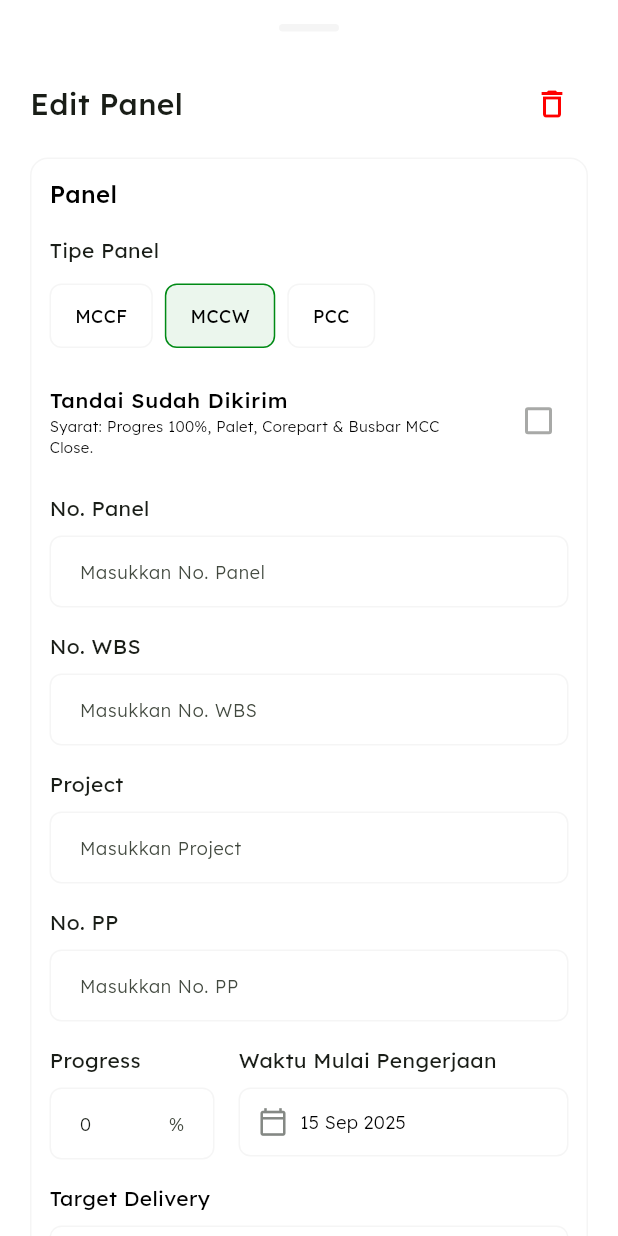
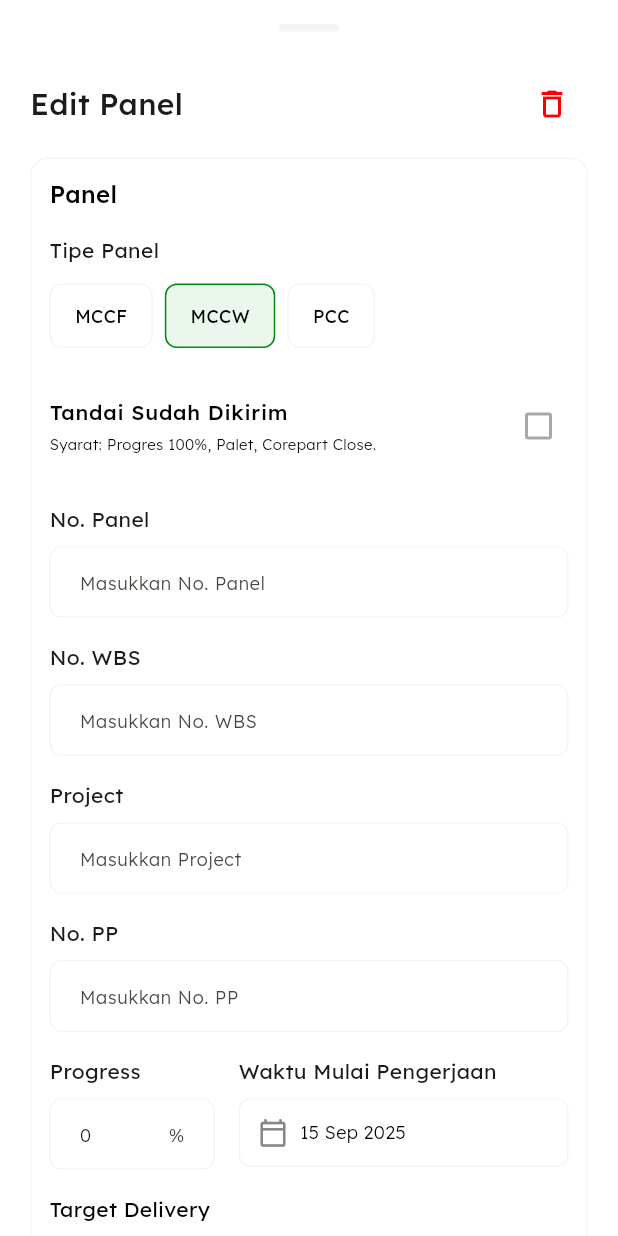
Before and after one commit to secappproject/sec_panel, a Flutter app: the EditPanelBottomSheet screen opened directly with empty values, after a tap on "MCCF", after a tap on "MCCW", on a phone screen of 412 x 824 dp. Run offline on Flutter 3.47's test engine with Material 3 defaults, Android fonts, the phone set to English and light mode, and no system bars; our stand-ins replace file_picker, permission_handler, photo_view, share_plus, shared_preferences, shimmer; missing offline and left inert: excel, file_saver, rich_text_controller; accounts and stored records are empty; network calls fail.

Commit message:
syarat busbar mcc

```diff
--- a/lib/components/panel/edit/edit_panel_bottom_sheet.dart
+++ b/lib/components/panel/edit/edit_panel_bottom_sheet.dart
@@ -826,21 +826,21 @@ class _EditPanelBottomSheetState extends State<EditPanelBottomSheet> {
                     child: Column(
                       crossAxisAlignment: CrossAxisAlignment.start,
                       children: [
-                        _buildSectionHeader("Busbar"),
-                        _buildMultiSelectorBusbarVendor(),
-                        const SizedBox(height: 16),
-                        _buildSelectorSection(
-                          label: "Status Busbar MCC",
-                          options: Map.fromEntries(
-                            busbarStatusOptions.map((s) => MapEntry(s, s)),
-                          ),
-                          selectedValue: _selectedBusbarMccStatus,
-                          onTap: (val) => setState(() {
-                            _selectedBusbarMccStatus = val;
-                            _updateCanMarkAsSent();
-                          }),
-                          isEnabled: _selectedBusbarVendorIds.isNotEmpty,
-                        ),
+                        // _buildSectionHeader("Busbar"),
+                        // _buildMultiSelectorBusbarVendor(),
+                        // const SizedBox(height: 16),
+                        // _buildSelectorSection(
+                        //   label: "Status Busbar MCC",
+                        //   options: Map.fromEntries(
+                        //     busbarStatusOptions.map((s) => MapEntry(s, s)),
+                        //   ),
+                        //   selectedValue: _selectedBusbarMccStatus,
+                        //   onTap: (val) => setState(() {
+                        //     _selectedBusbarMccStatus = val;
+                        //     _updateCanMarkAsSent();
+                        //   }),
+                        //   isEnabled: _selectedBusbarVendorIds.isNotEmpty,
+                        // ),
                         const SizedBox(height: 16),
                         _buildDatePickerField(
                           label: "Acknowledgement Order",
@@ -1168,8 +1168,7 @@ class _EditPanelBottomSheetState extends State<EditPanelBottomSheet> {
     String subtitleText;
     switch (_selectedPanelType) {
       case 'MCCW':
-        subtitleText =
-            "Syarat: Progres 100%, Palet, Corepart & Busbar MCC Close.";
+        subtitleText = "Syarat: Progres 100%, Palet, Corepart Close.";
         break;
       case 'PCC':
       case 'MCCF':
```
